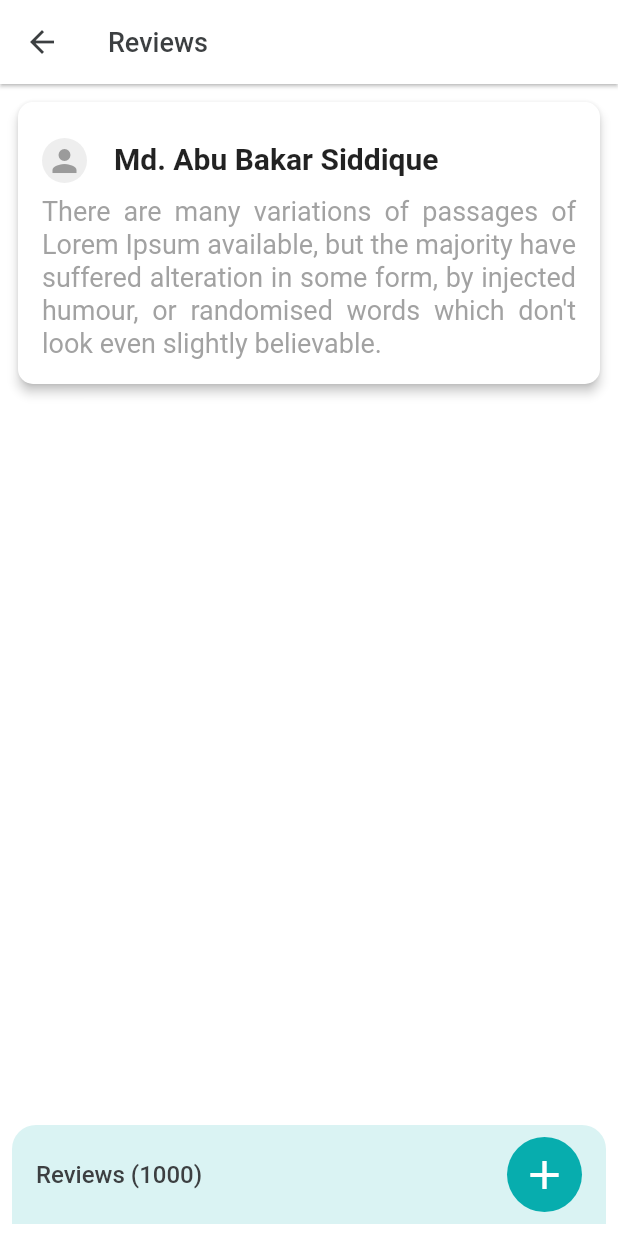
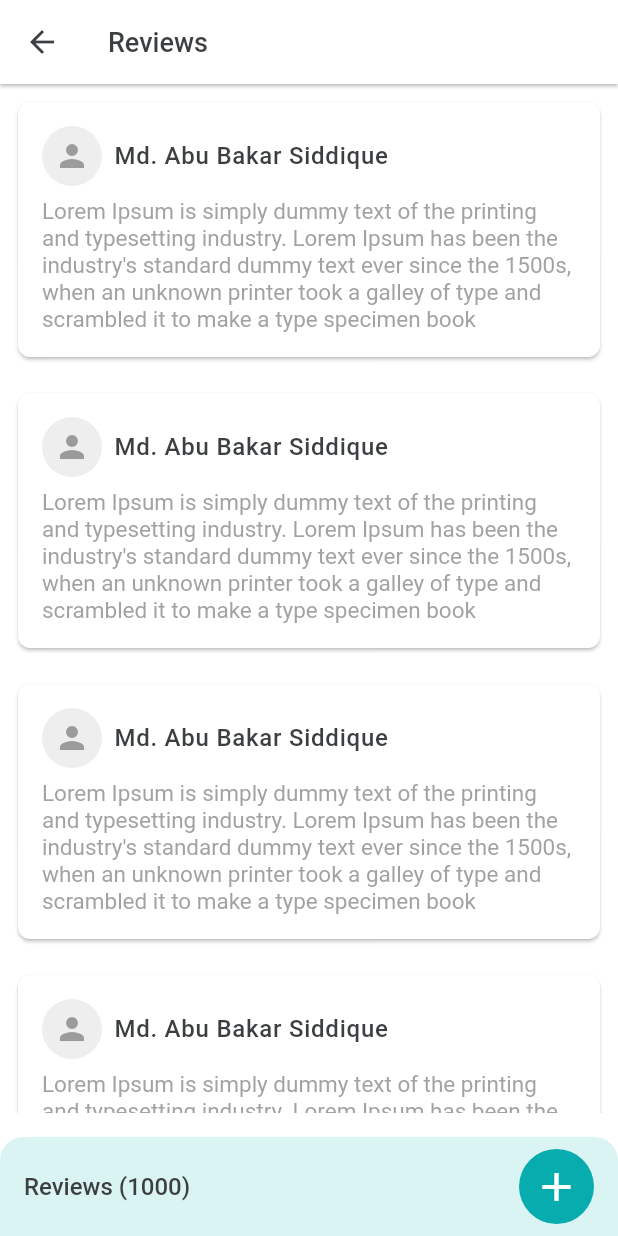
Before and after one commit to smilegse/flutter_ecommerce_app, a Flutter app: the ReviewsListScreen screen opened directly, on a phone screen of 412 x 824 dp. Run offline on Flutter 3.47's test engine with Material 2 defaults, Android fonts, the phone set to English and light mode, and no system bars; our stand-ins replace carousel_slider, get, pin_code_fields.

```diff
--- a/lib/ui/screens/product_details_screen.dart
+++ b/lib/ui/screens/product_details_screen.dart
@@ -164,7 +164,7 @@ class _ProductDetailsScreenState extends State<ProductDetailsScreen> {
                           }).toList(),
                         ),
                         const SizedBox(
-                          height: 8,
+                          height: 16,
                         ),
                         const Text(
                           'Size',
@@ -247,6 +247,7 @@ class _ProductDetailsScreenState extends State<ProductDetailsScreen> {
             ),
           ),
           Container(
+            margin: const EdgeInsets.only(top: 16),
             decoration: BoxDecoration(
               color: primaryColor.withOpacity(0.15),
               borderRadius: const BorderRadius.only(
--- a/lib/ui/screens/reviews_list_screen.dart
+++ b/lib/ui/screens/reviews_list_screen.dart
@@ -1,7 +1,8 @@
-import '../widgets/reviews_list/reviews_item_widget.dart';
-import '/ui/screens/reviews_create_screen.dart';
+import 'package:ecommerce_app/ui/screens/reviews_create_screen.dart';
+import 'package:get/get.dart';
+
+import '../widgets/reviews_list/reviews_list_item_widget.dart';
 import 'package:flutter/material.dart';
-import 'package:get/get.dart';
 
 import '../utils/app_colors.dart';
 
@@ -22,22 +23,24 @@ class _ReviewsListScreenState extends State<ReviewsListScreen> {
           color: greyColor,
         ),
       ),
-      body: Padding(
-        padding: const EdgeInsets.all(8.0),
-        child: Column(
-          crossAxisAlignment: CrossAxisAlignment.start,
+      body: Column(
         children: [
-            const Expanded(
-              child: SingleChildScrollView(
-                scrollDirection: Axis.vertical,
-                child: ReviewsItemWidget(
+          Expanded(
+            child: ListView.builder(
+              itemCount: 6,
+              itemBuilder: (context, index) {
+                return const Padding(
+                  padding: EdgeInsets.all(8),
+                  child: ReviewListItemWidget(
                     name: 'Md. Abu Bakar Siddique',
-                  comments:
-                      "There are many variations of passages of Lorem Ipsum available, but the majority have suffered alteration in some form, by injected humour, or randomised words which don't look even slightly believable.",
+                    comments: "Lorem Ipsum is simply dummy text of the printing and typesetting industry. Lorem Ipsum has been the industry's standard dummy text ever since the 1500s, when an unknown printer took a galley of type and scrambled it to make a type specimen book",
                   ),
+                );
+              },
             ),
           ),
           Container(
+            margin: const EdgeInsets.only(top: 16),
             decoration: BoxDecoration(
               color: primaryColor.withOpacity(0.15),
               borderRadius: const BorderRadius.only(
@@ -46,8 +49,7 @@ class _ReviewsListScreenState extends State<ReviewsListScreen> {
               ),
             ),
             child: Padding(
-                padding:
-                    const EdgeInsets.symmetric(horizontal: 16, vertical: 8),
+              padding: const EdgeInsets.symmetric(horizontal: 16, vertical: 8),
               child: Row(
                 mainAxisAlignment: MainAxisAlignment.spaceBetween,
                 children: [
@@ -86,7 +88,6 @@ class _ReviewsListScreenState extends State<ReviewsListScreen> {
           ),
         ],
       ),
-      ),
     );
   }
 }
--- a/lib/ui/screens/wish_list_screen.dart
+++ b/lib/ui/screens/wish_list_screen.dart
@@ -10,7 +10,8 @@ class WishListScreen extends StatelessWidget {
 
   @override
   Widget build(BuildContext context) {
-    return Scaffold(
+    return SafeArea(
+      child: Scaffold(
         appBar: AppBar(
           title: const Text('Wish List'),
           leading: IconButton(
@@ -30,6 +31,7 @@ class WishListScreen extends StatelessWidget {
             return const ProductCardWidget();
           },
         ),
+      ),
     );
   }
 }
--- a/lib/ui/widgets/product_stepper_widget.dart
+++ b/lib/ui/widgets/product_stepper_widget.dart
@@ -74,6 +74,7 @@ class _ProductStepperWidgetState extends State<ProductStepperWidget> {
             ),
           ),
         ),
+
       ],
     );
   }
--- a/lib/ui/widgets/reviews_list/reviews_item_widget.dart
+++ /dev/null
@@ -1,82 +0,0 @@
-import 'package:flutter/material.dart';
-
-import '../../utils/app_colors.dart';
-
-class ReviewsItemWidget extends StatelessWidget {
-  const ReviewsItemWidget({
-    super.key, required this.name, required this.comments,
-  });
-
-  final String name ;
-  final String comments;
-
-  @override
-  Widget build(BuildContext context) {
-    return Expanded(
-      child: Card(
-        elevation: 3,
-        shape: RoundedRectangleBorder(
-          borderRadius: BorderRadius.circular(10),
-        ),
-        child: Padding(
-          padding: const EdgeInsets.all(16.0),
-          child: Column(
-            children: [
-              Row(
-                children: [
-                  Column(
-                    children: [
-                      Padding(
-                        padding: const EdgeInsets.symmetric(vertical: 8),
-                        child: CircleAvatar(
-                          radius: 15,
-                          backgroundColor: Colors.grey.shade200,
-                          child: const Icon(
-                            Icons.person,
-                            color: lightGreyColor,
-                            size: 24,
-                          ),
-                        ),
-                      ),
-                    ],
-                  ),
-                  Expanded(
-                    child: SingleChildScrollView(
-                      scrollDirection: Axis.horizontal,
-                      child: Column(
-                        children: [
-                          Padding(
-                            padding: const EdgeInsets.symmetric(horizontal: 18),
-                            child: Text(
-                              name,
-                              style: const TextStyle(
-                                fontSize: 20,
-                                height: 1,
-                                fontWeight: FontWeight.w600,
-                              ),
-                            ),
-                          ),
-                        ],
-                      ),
-                    ),
-                  ),
-                ],
-              ),
-              Text(
-                comments,
-                textAlign: TextAlign.justify,
-                style: const TextStyle(
-                    fontSize: 18,
-                    fontWeight: FontWeight.w400,
-                    color: lightGreyColor,
-                    height: 1.2
-
-                ),
-              ),
-            ],
-          ),
-        ),
-      ),
-    );
-  }
-}
--- /dev/null
+++ b/lib/ui/widgets/reviews_list/reviews_list_item_widget.dart
@@ -0,0 +1,84 @@
+import 'package:flutter/material.dart';
+import '../../utils/app_colors.dart';
+import '../../utils/styles.dart';
+
+class ReviewListItemWidget extends StatelessWidget {
+  const ReviewListItemWidget({
+    super.key, required this.name, required this.comments,
+  });
+
+  final String name;
+  final String comments;
+
+  @override
+  Widget build(BuildContext context) {
+    return Card(
+      shape: RoundedRectangleBorder(
+        borderRadius: BorderRadius.circular(8),
+      ),
+      child: Padding(
+        padding: const EdgeInsets.all(16),
+        child: Column(
+          children: [
+            Row(
+              children: [
+                Column(
+                  mainAxisAlignment: MainAxisAlignment.start,
+                  children: [
+                    Padding(
+                      padding: const EdgeInsets.all(0),
+                      child: CircleAvatar(
+                        backgroundColor: Colors.grey.shade200,
+                        child: const Icon(
+                          Icons.person,
+                          color: lightGreyColor,
+                        ),
+                      ),
+                    ),
+                  ],
+                ),
+                Expanded(
+                  child: Padding(
+                    padding: const EdgeInsets.all(8.0),
+                    child: Column(
+                      children: [
+                        Row(
+                          children: [
+                            Expanded(
+                              child: Column(
+                                crossAxisAlignment: CrossAxisAlignment.start,
+                                children: [
+                                  Text(
+                                    name,
+                                    style: titleTextStyle.copyWith(
+                                        fontSize: 16, color: greyColor),
+                                  ),
+                                ],
+                              ),
+                            ),
+                          ],
+                        ),
+                      ],
+                    ),
+                  ),
+                ),
+              ],
+            ),
+            Column(
+              children: [
+                const SizedBox(height: 8,),
+                Text(
+                  comments,
+                  style: TextStyle(
+                    fontSize: 15,
+                    color: lightGreyColor,
+                  ),
+                ),
+              ],
+            )
+          ],
+        ),
+      ),
+    );
+  }
+}
```
Also changed, not shown: lib/ui/screens/cart_screen.dart (+75 -7 lines), lib/ui/widgets/cart/cart_list_item_widget.dart (added, +97 -0 lines), lib/ui/widgets/common_elevated_button_widget.dart (+11 -6 lines). Lines whose indentation alone changed are shown as unchanged.
